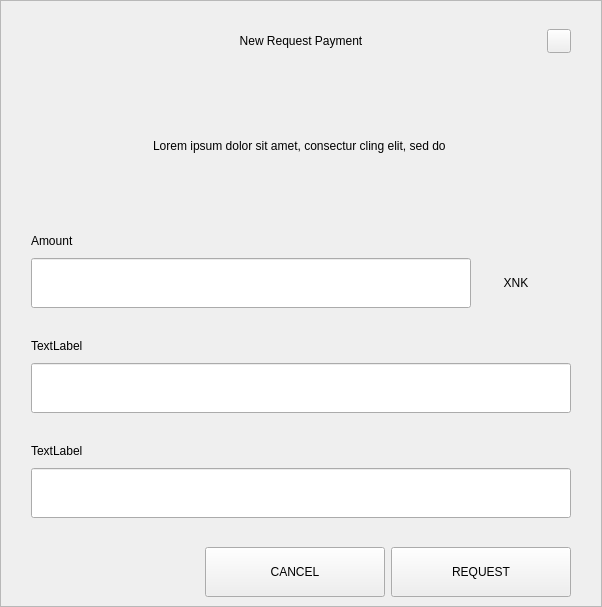
Before: the Qt Designer form src/qt/encocoin/forms/requestdialog.ui in kopernikus-git/xnk-1, drawn with Qt 5.
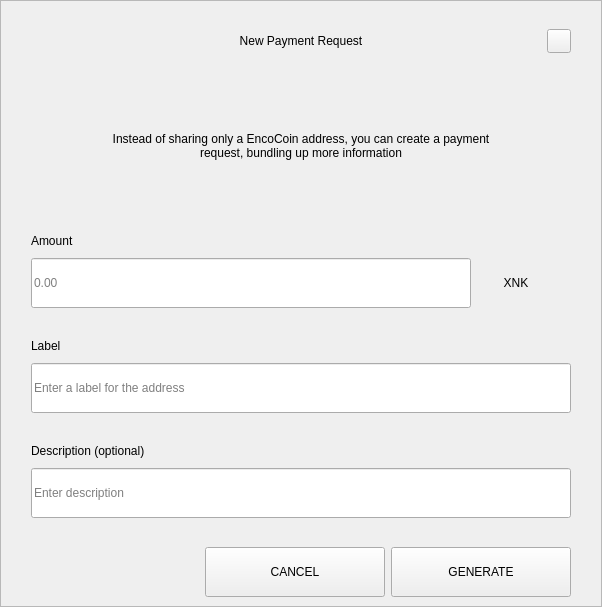
After: the same form once the commit is applied.

```diff
--- a/src/qt/encocoin/forms/requestdialog.ui
+++ b/src/qt/encocoin/forms/requestdialog.ui
@@ -92,7 +92,7 @@
            <string notr="true">padding-left:24px;</string>
           </property>
           <property name="text">
-           <string>New Request Payment</string>
+           <string>New Payment Request</string>
           </property>
           <property name="alignment">
            <set>Qt::AlignCenter</set>
@@ -210,7 +210,7 @@
              </size>
             </property>
             <property name="text">
-             <string>Lorem ipsum dolor sit amet, consectur cling elit, sed do </string>
+             <string>Instead of sharing only a EncoCoin address, you can create a payment request, bundling up more information</string>
             </property>
             <property name="alignment">
              <set>Qt::AlignCenter</set>
@@ -289,6 +289,9 @@
                     <height>50</height>
                    </size>
                   </property>
+                  <property name="placeholderText">
+                   <string notr="true">0.00</string>
+                  </property>
                  </widget>
                 </item>
                 <item>
@@ -376,7 +379,7 @@
                </size>
               </property>
               <property name="text">
-               <string>TextLabel</string>
+               <string>Label</string>
               </property>
              </widget>
             </item>
@@ -394,6 +397,9 @@
                 <height>50</height>
                </size>
               </property>
+              <property name="placeholderText">
+               <string>Enter a label for the address</string>
+              </property>
              </widget>
             </item>
            </layout>
@@ -434,7 +440,7 @@
                </size>
               </property>
               <property name="text">
-               <string>TextLabel</string>
+               <string>Description (optional)</string>
               </property>
              </widget>
             </item>
@@ -452,6 +458,9 @@
                 <height>50</height>
                </size>
               </property>
+              <property name="placeholderText">
+               <string>Enter description</string>
+              </property>
              </widget>
             </item>
             <item>
@@ -672,7 +681,7 @@
             <enum>Qt::NoFocus</enum>
            </property>
            <property name="text">
-            <string>REQUEST</string>
+            <string>GENERATE</string>
            </property>
           </widget>
          </item>
```
